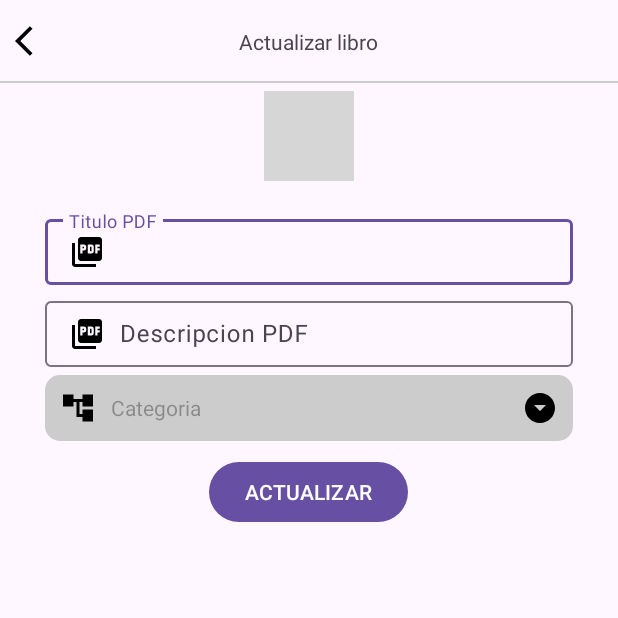
After one commit to CamiloxX/KoalaApp, an Android app: the ActualizarLibro screen opened directly, with no data from a screen before it, on a phone screen of 412 x 824 dp, the top half of it. The commit adds this screen. Run offline under Robolectric (Android 15) with nearby library versions, the phone set to English and light mode, and no system bars; our stand-ins replace Firebase (no records; nobody signed in at launch, a user with empty details on screens opened directly); 5 statements that could not run were skipped; grey boxes are pictures that could not be loaded.

Commit message:
Se agrego el actualizar y eliminar libro

```diff
--- /dev/null
+++ b/app/src/main/java/com/example/koalaap/Administrador/ActualizarLibro.kt
@@ -0,0 +1,174 @@
+package com.example.koalaap.Administrador
+
+import android.app.ProgressDialog
+import androidx.appcompat.app.AppCompatActivity
+import android.os.Bundle
+import android.widget.Toast
+import androidx.appcompat.app.AlertDialog
+import com.example.koalaap.R
+import com.example.koalaap.databinding.ActivityActualizarLibroBinding
+import com.example.koalaap.databinding.ActivityListaPdfAdminBinding
+import com.google.firebase.database.DataSnapshot
+import com.google.firebase.database.DatabaseError
+import com.google.firebase.database.FirebaseDatabase
+import com.google.firebase.database.ValueEventListener
+
+class ActualizarLibro : AppCompatActivity() {
+
+    private lateinit var binding : ActivityActualizarLibroBinding
+
+    private var idLibro = ""
+
+    private lateinit var progressDialog: ProgressDialog
+    //Titulos
+    private lateinit var catTituloArrayList: ArrayList<String>
+    //Id
+    private lateinit var catIdArrayList: ArrayList<String>
+
+    override fun onCreate(savedInstanceState: Bundle?) {
+        super.onCreate(savedInstanceState)
+        binding = ActivityActualizarLibroBinding.inflate(layoutInflater)
+        setContentView(binding.root)
+
+        idLibro = intent.getStringExtra("idLibro")!!
+
+       progressDialog = ProgressDialog(this)
+       progressDialog.setTitle("Espere por favor")
+        progressDialog.setCanceledOnTouchOutside(false)
+
+        cargarCategorias()
+        cargarInformacion()
+
+        binding.IbRegresar.setOnClickListener{
+            onBackPressedDispatcher.onBackPressed()
+        }
+
+        binding.TvCategoriaLibro.setOnClickListener{
+            dialogCategoria()
+        }
+
+        binding.BtnActualizarLibro.setOnClickListener{
+            validarinformacion()
+        }
+    }
+
+    private fun cargarInformacion() {
+        val ref = FirebaseDatabase.getInstance().getReference("Libros")
+        ref.child(idLibro)
+            .addListenerForSingleValueEvent(object : ValueEventListener{
+                override fun onDataChange(snapshot: DataSnapshot) {
+                    //Obtener info en tiempo real del libro seleccionado
+                    val titulo = snapshot.child("titulo").value.toString()
+                    val descripcion = snapshot.child("descripcion").value.toString()
+                    id_seleccionado = snapshot.child("categoria").value.toString()
+
+                    //Seteamos en las vistas
+                    binding.EtTituloLibro.setText(titulo)
+                    binding.EtDescripcionPdf.setText(descripcion)
+
+                    val refCategoria = FirebaseDatabase.getInstance().getReference("Categorías")
+                    refCategoria.child(id_seleccionado)
+                        .addListenerForSingleValueEvent(object : ValueEventListener{
+                            override fun onDataChange(snapshot: DataSnapshot) {
+                                //Obtener categoria
+                                val categoria = snapshot.child("categoria").value
+                                //seteamos en el TextView
+                                binding.TvCategoriaLibro.text = categoria.toString()
+                            }
+
+                            override fun onCancelled(error: DatabaseError) {
+                                TODO("Not yet implemented")
+                            }
+                        })
+                }
+
+                override fun onCancelled(error: DatabaseError) {
+                    TODO("Not yet implemented")
+                }
+            })
+    }
+
+    private var id_seleccionado = ""
+    private var titulo_seleccionado = ""
+    private fun dialogCategoria() {
+        val categoriaArray = arrayOfNulls<String>(catTituloArrayList.size)
+        for (i in catTituloArrayList.indices){
+            categoriaArray[i] = catTituloArrayList[i]
+        }
+        val builder = android.app.AlertDialog.Builder(this)
+        builder.setTitle("Seleccione una categoria")
+            .setItems(categoriaArray){dialog,posicion->
+                id_seleccionado = catIdArrayList[posicion]
+                titulo_seleccionado = catTituloArrayList[posicion]
+
+                binding.TvCategoriaLibro.text = titulo_seleccionado
+
+            }
+            .show()
+    }
+    private var titulo = ""
+    private var descripcion = ""
+    private fun validarinformacion() {
+        titulo = binding.EtTituloLibro.text.toString().trim()
+        descripcion = binding.EtDescripcionPdf.text.toString().trim()
+
+        if(titulo.isEmpty()){
+            Toast.makeText(this,"Ingrese titulo",Toast.LENGTH_SHORT).show()
+        }
+        else if (descripcion.isEmpty()){
+            Toast.makeText(this,"Ingrese descripcion",Toast.LENGTH_SHORT).show()
+        }
+        else if (id_seleccionado.isEmpty()) {
+            Toast.makeText(this, "Seleccione una categoria", Toast.LENGTH_SHORT).show()
+        }else{
+            actualizarInformacion()
+        }
+    }
+
+    private fun actualizarInformacion() {
+        progressDialog.setMessage("Actualizando informacion")
+        progressDialog.show()
+        val hashMap = HashMap<String,Any>()
+        hashMap["titulo"]="$titulo"
+        hashMap["descripcion"]="$descripcion"
+        hashMap["categoria"]="$id_seleccionado"
+
+        val ref = FirebaseDatabase.getInstance().getReference("Libros")
+        ref.child(idLibro)
+            .updateChildren(hashMap)
+            .addOnSuccessListener {
+                progressDialog.dismiss()
+                Toast.makeText(this, "La actualizacion fue exitosa", Toast.LENGTH_SHORT).show()
+
+            }
+            .addOnFailureListener{e->
+                progressDialog.dismiss()
+                Toast.makeText(this, "La actualizacion fallo debido a ${e.message}", Toast.LENGTH_SHORT).show()
+
+            }
+    }
+
+    private fun cargarCategorias() {
+        catTituloArrayList = ArrayList()
+        catIdArrayList= ArrayList()
+
+        val ref = FirebaseDatabase.getInstance().getReference("Categorías")
+        ref.addListenerForSingleValueEvent(object : ValueEventListener{
+            override fun onDataChange(snapshot: DataSnapshot) {
+                catTituloArrayList.clear()
+                catIdArrayList.clear()
+                for(ds in snapshot.children){
+                    val id = ""+ds.child("id").value
+                    val categoria = ""+ds.child("categoria").value
+
+                    catTituloArrayList.add(categoria)
+                    catIdArrayList.add(id)
+                }
+            }
+
+            override fun onCancelled(error: DatabaseError) {
+
+            }
+        })
+    }
+}
--- /dev/null
+++ b/app/src/main/res/layout/activity_actualizar_libro.xml
@@ -0,0 +1,120 @@
+<?xml version="1.0" encoding="utf-8"?>
+<RelativeLayout
+    xmlns:android="http://schemas.android.com/apk/res/android"
+    xmlns:app="http://schemas.android.com/apk/res-auto"
+    xmlns:tools="http://schemas.android.com/tools"
+    android:layout_width="match_parent"
+    android:layout_height="match_parent"
+    tools:context=".Administrador.ActualizarLibro">
+
+    <!---toolbar-->
+    <RelativeLayout
+        android:id="@+id/toolbaRLActualizar"
+        android:layout_width="match_parent"
+        android:layout_height="@dimen/m_toolbar_height">
+
+    <ImageButton
+        android:id="@+id/Ib_regresar"
+        android:src="@drawable/ic_regresar"
+        android:background="@android:color/transparent"
+        android:padding="10dp"
+        android:layout_centerVertical="true"
+        android:layout_width="wrap_content"
+        android:layout_height="wrap_content"
+        />
+    <TextView
+        android:text="@string/Txt_actualizar_libro"
+        android:layout_centerInParent="true"
+        android:layout_width="wrap_content"
+        android:layout_height="wrap_content"/>
+    <View
+        android:layout_width="match_parent"
+        android:layout_height="1dp"
+        android:background="#cccccc"
+        android:layout_alignParentBottom="true"/>
+
+    </RelativeLayout>
+
+    <androidx.appcompat.widget.AppCompatImageView
+        android:id="@+id/IvActualizarL"
+        android:src="@drawable/actualizar_info"
+        android:layout_width="60dp"
+        android:layout_height="60dp"
+        android:layout_below="@+id/toolbaRLActualizar"
+        android:layout_marginTop="5dp"
+        android:layout_centerInParent="true"/>
+
+    <androidx.appcompat.widget.LinearLayoutCompat
+        android:layout_width="match_parent"
+        android:layout_height="wrap_content"
+        android:orientation="vertical"
+        android:layout_below="@+id/IvActualizarL">
+
+        <!--Titulo-->
+        <com.google.android.material.textfield.TextInputLayout
+            android:layout_width="match_parent"
+            android:layout_height="wrap_content"
+            android:layout_marginStart="30dp"
+            android:layout_marginEnd="30dp"
+            android:layout_marginTop="20dp">
+            <EditText
+                android:id="@+id/EtTituloLibro"
+                android:hint="@string/Et_pdf"
+                android:drawableStart="@drawable/ic_pdf"
+                android:drawablePadding="10dp"
+                android:inputType="textPersonName|textCapWords"
+                android:padding="10dp"
+                android:layout_width="match_parent"
+                android:layout_height="wrap_content"/>
+        </com.google.android.material.textfield.TextInputLayout>
+        <!--Descripcion-->
+        <com.google.android.material.textfield.TextInputLayout
+            android:layout_width="match_parent"
+            android:layout_height="wrap_content"
+            android:layout_marginStart="30dp"
+            android:layout_marginEnd="30dp"
+            android:layout_marginTop="5dp">
+
+            <EditText
+                android:id="@+id/Et_Descripcion_pdf"
+                android:layout_width="match_parent"
+                android:layout_height="wrap_content"
+                android:drawableStart="@drawable/ic_pdf"
+                android:drawablePadding="10dp"
+                android:hint="@string/Et_Descripcion_pdf"
+                android:inputType="textPersonName|textCapWords"
+                android:padding="10dp" />
+        </com.google.android.material.textfield.TextInputLayout>
+
+        <!--Categoria seleccionada -->
+        <TextView
+            android:id="@+id/Tv_categoria_libro"
+            android:hint="@string/Tv_categoria_libro"
+            android:layout_width="match_parent"
+            app:drawableStartCompat="@drawable/ic_categoria"
+            app:drawableEndCompat="@drawable/ic_abajo"
+            android:drawablePadding="10dp"
+            android:layout_marginStart="30dp"
+            android:layout_marginEnd="30dp"
+            android:layout_marginTop="5dp"
+            android:gravity="center_vertical"
+            android:textColor="#000"
+            android:background="@drawable/forma_edittext"
+            android:padding="10dp"
+            android:layout_height="wrap_content"/>
+        <!--Actualizar la info-->
+        <com.google.android.material.button.MaterialButton
+            android:id="@+id/Btn_actualizar_libro"
+            android:text="@string/Btn_actualizar_libro"
+            android:textAllCaps="true"
+            android:layout_marginTop="10dp"
+            android:layout_width="wrap_content"
+            android:layout_height="wrap_content"
+            android:layout_gravity="center"
+            />
+
+    </androidx.appcompat.widget.LinearLayoutCompat>
+
+
+
+</RelativeLayout>
--- a/app/src/main/res/layout/activity_lista_pdf_admin.xml
+++ b/app/src/main/res/layout/activity_lista_pdf_admin.xml
@@ -48,7 +48,7 @@
     <!--Buscar Libro-->
     <EditText
         android:id="@+id/Et_buscar_libro_admin"
-        android:text="@string/Txt_buscar_libro_admin"
+        android:hint="@string/Txt_buscar_libro_admin"
         android:layout_marginStart="10dp"
         android:layout_marginEnd="10dp"
         android:layout_marginTop="10dp"
--- a/app/src/main/res/values/strings.xml
+++ b/app/src/main/res/values/strings.xml
@@ -54,4 +54,7 @@
     <string name="Txt_categoria_libro_admin">Categoria</string>
     <string name="Txt_tamanio_libro_admin">5MB</string>
     <string name="Txt_fecha_libro_admin">dd/MM/YYYY</string>
+
+    <string name="Txt_actualizar_libro">Actualizar libro</string>
+    <string name="Btn_actualizar_libro">Actualizar</string>
 </resources>
```
Also changed, not shown: app/src/main/AndroidManifest.xml (+8 -1 lines), app/src/main/java/com/example/koalaap/Administrador/AdaptadorPdfAdmin.kt (+58 -2 lines), app/src/main/java/com/example/koalaap/Administrador/Agregar_PDF.kt (+23 -1 lines), app/src/main/java/com/example/koalaap/Administrador/FiltroPdfAdmin.kt (added, +40 -0 lines), app/src/main/java/com/example/koalaap/Administrador/ListaPdfAdmin.kt (+25 -0 lines), app/src/main/java/com/example/koalaap/Administrador/MisFunciones.kt (+34 -0 lines), 108 other files.
